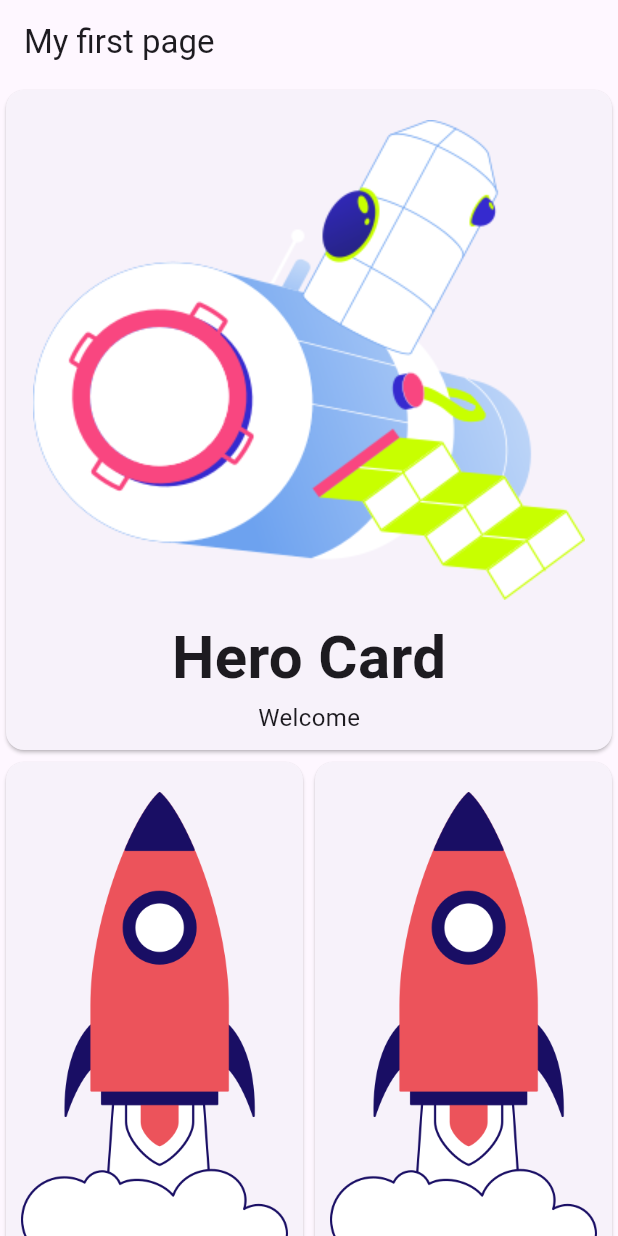
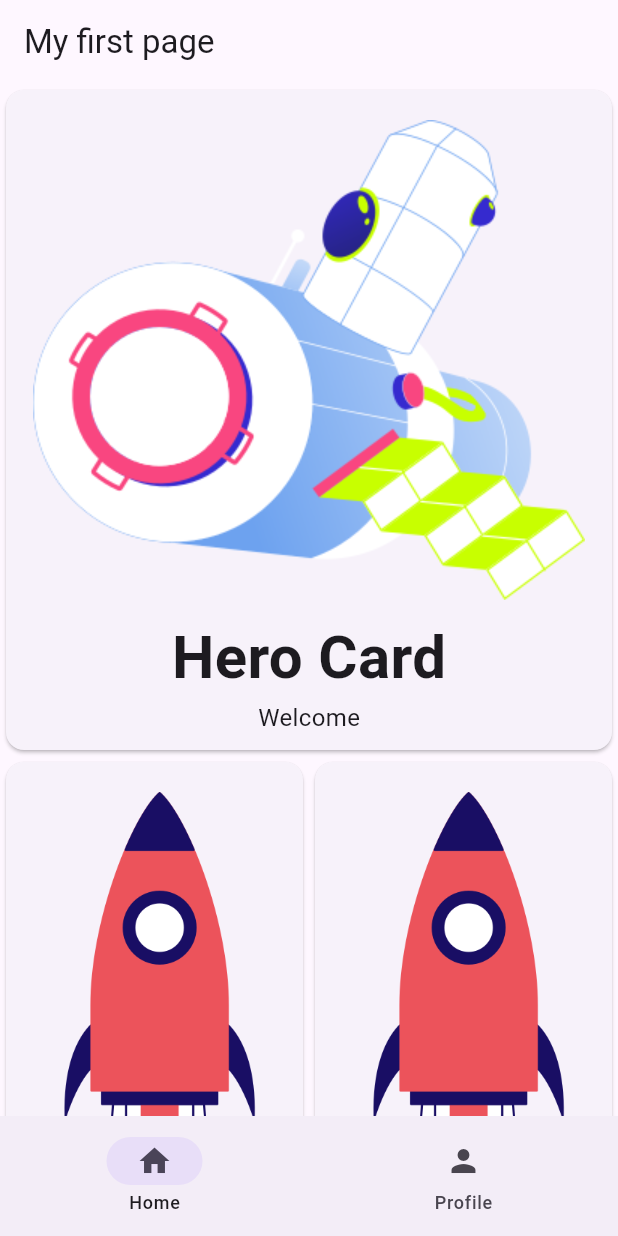
Before and after one commit to Dhirajkrp/flutter, a Flutter app: the screen it shows after launch, on a phone screen of 412 x 824 dp. Run offline on Flutter 3.47's test engine with Material 2 defaults, Android fonts, the phone set to English and light mode, and no system bars.

Commit message:
working on the bottom navigation

```diff
--- a/first_app/lib/main.dart
+++ b/first_app/lib/main.dart
@@ -1,5 +1,5 @@
+import 'package:first_app/widget_tree.dart';
 import 'package:flutter/material.dart';
-import 'pages/home_page.dart';
 
 void main() {
   runApp(const MyApp());
@@ -19,7 +19,7 @@ class MyApp extends StatelessWidget {
         // colorScheme: ColorScheme.fromSeed(seedColor: Colors.blue),
         useMaterial3: true,
       ),
-      home: const HomePage(),
+      home: const WidgetTree(),
     );
   }
 }
--- /dev/null
+++ b/first_app/lib/widget_tree.dart
@@ -0,0 +1,36 @@
+import 'package:first_app/pages/home_page.dart';
+import 'package:first_app/pages/profile_page.dart';
+import 'package:flutter/material.dart';
+
+class WidgetTree extends StatefulWidget {
+  const WidgetTree({super.key});
+
+  @override
+  State<WidgetTree> createState() => _WidgetTreeState();
+}
+
+class _WidgetTreeState extends State<WidgetTree> {
+  int currentPage = 0;
+  List<Widget> pages = const [
+    HomePage(),
+    ProfilePage(),
+  ];
+  @override
+  Widget build(BuildContext context) {
+    return Scaffold(
+      body: pages.elementAt(currentPage),
+      bottomNavigationBar: NavigationBar(
+        destinations: const [
+          NavigationDestination(icon: Icon(Icons.home), label: "Home"),
+          NavigationDestination(icon: Icon(Icons.person), label: "Profile"),
+        ],
+        selectedIndex: currentPage,
+        onDestinationSelected: (value) {
+          setState(() {
+            currentPage = value;
+          });
+        },
+      ),
+    );
+  }
+}
```
Also changed, not shown: first_app/lib/pages/profile_page.dart (added, +14 -0 lines).
